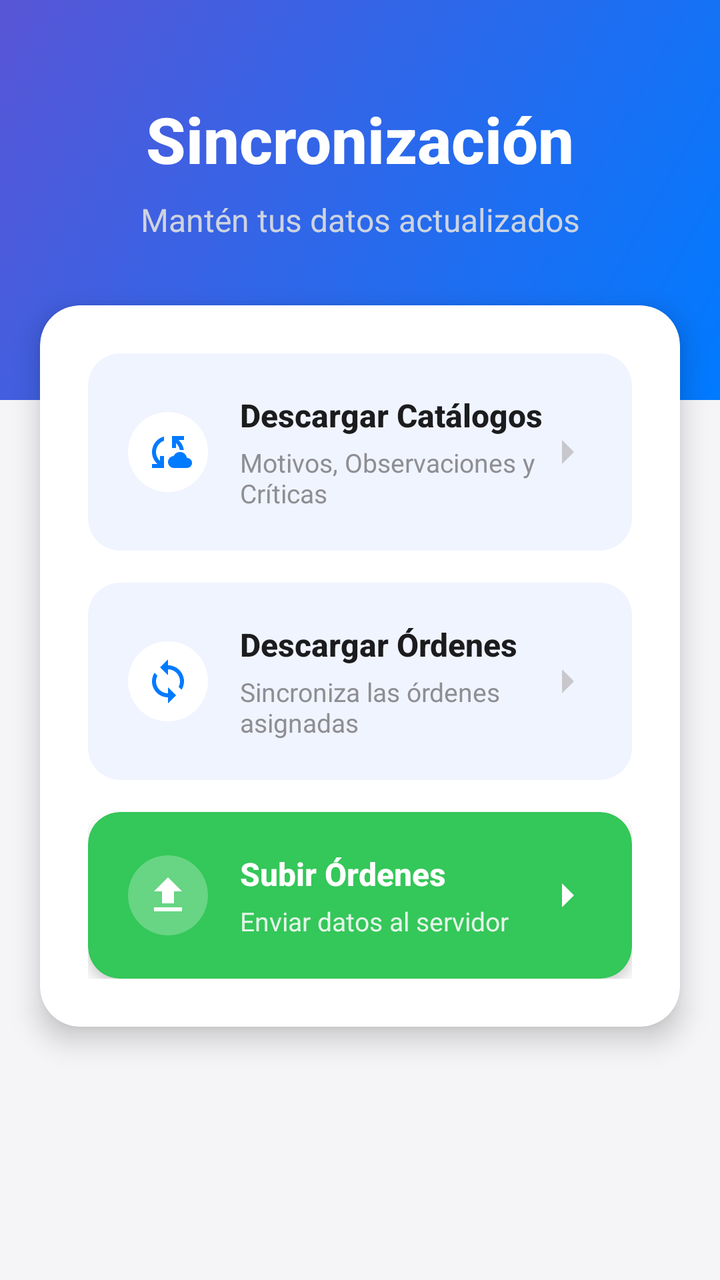
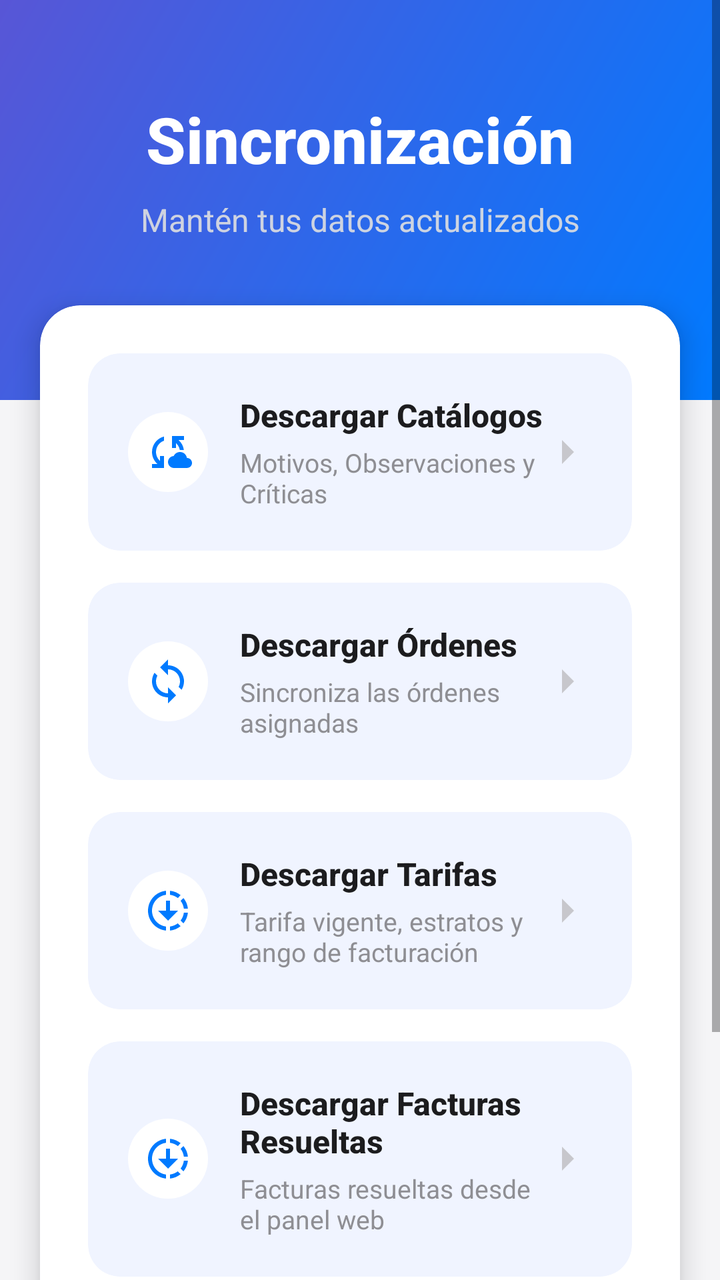

The first picture is an Android layout as it rendered before a commit; the second is the same layout after the commit. The layout source and the unified diff follow.
<!-- AndroidManifest.xml: application theme Theme.SystemApp -->
<!-- res/layout/fragment_sync.xml -->
<?xml version="1.0" encoding="utf-8"?>
<FrameLayout xmlns:android="http://schemas.android.com/apk/res/android"
    xmlns:tools="http://schemas.android.com/tools"
    xmlns:app="http://schemas.android.com/apk/res-auto"
    android:layout_width="match_parent"
    android:layout_height="match_parent"
    android:background="#F5F5F7"
    tools:context=".ui.sync.sync.fragment_sync">

    <ScrollView
        android:layout_width="match_parent"
        android:layout_height="match_parent"
        android:fillViewport="true">

        <androidx.constraintlayout.widget.ConstraintLayout
            android:layout_width="match_parent"
            android:layout_height="wrap_content"
            android:paddingBottom="32dp">

            
            <View
                android:id="@+id/header_background"
                android:layout_width="0dp"
                android:layout_height="200dp"
                android:background="@drawable/gradient_header"
                app:layout_constraintEnd_toEndOf="parent"
                app:layout_constraintStart_toStartOf="parent"
                app:layout_constraintTop_toTopOf="parent" />

            
            <TextView
                android:id="@+id/textViewTitle"
                android:layout_width="wrap_content"
                android:layout_height="wrap_content"
                android:layout_marginTop="48dp"
                android:text="Sincronización"
                android:textColor="#FFFFFF"
                android:textSize="32sp"
                android:textStyle="bold"
                android:fontFamily="sans-serif-medium"
                app:layout_constraintEnd_toEndOf="parent"
                app:layout_constraintStart_toStartOf="parent"
                app:layout_constraintTop_toTopOf="parent" />

            
            <TextView
                android:id="@+id/textViewSubtitle"
                android:layout_width="0dp"
                android:layout_height="wrap_content"
                android:layout_marginStart="32dp"
                android:layout_marginTop="8dp"
                android:layout_marginEnd="32dp"
                android:gravity="center"
                android:text="Mantén tus datos actualizados"
                android:textColor="#E0E0E0"
                android:textSize="16sp"
                android:alpha="0.9"
                app:layout_constraintEnd_toEndOf="parent"
                app:layout_constraintStart_toStartOf="parent"
                app:layout_constraintTop_toBottomOf="@+id/textViewTitle" />

            
            <androidx.cardview.widget.CardView
                android:id="@+id/cardContainer"
                android:layout_width="0dp"
                android:layout_height="wrap_content"
                android:layout_marginStart="20dp"
                android:layout_marginTop="32dp"
                android:layout_marginEnd="20dp"
                app:cardBackgroundColor="#FFFFFF"
                app:cardCornerRadius="20dp"
                app:cardElevation="8dp"
                app:layout_constraintEnd_toEndOf="parent"
                app:layout_constraintStart_toStartOf="parent"
                app:layout_constraintTop_toBottomOf="@+id/textViewSubtitle">

                <LinearLayout
                    android:layout_width="match_parent"
                    android:layout_height="wrap_content"
                    android:orientation="vertical"
                    android:padding="24dp">

                    
                    <com.google.android.material.card.MaterialCardView
                        android:id="@+id/card_sync_listas"
                        android:layout_width="match_parent"
                        android:layout_height="wrap_content"
                        app:cardBackgroundColor="#F0F4FF"
                        app:cardCornerRadius="16dp"
                        app:cardElevation="0dp"
                        app:strokeColor="#007AFF"
                        app:strokeWidth="0dp">

                        <LinearLayout
                            android:layout_width="match_parent"
                            android:layout_height="wrap_content"
                            android:orientation="horizontal"
                            android:padding="20dp"
                            android:gravity="center_vertical">

                            <ImageView
                                android:layout_width="40dp"
                                android:layout_height="40dp"
                                android:src="@drawable/ic_cloud_sync"
                                android:tint="#007AFF"
                                android:padding="8dp"
                                android:background="@drawable/icon_circle_background" />

                            <LinearLayout
                                android:layout_width="0dp"
                                android:layout_height="wrap_content"
                                android:layout_weight="1"
                                android:orientation="vertical"
                                android:layout_marginStart="16dp">

                                <TextView
                                    android:layout_width="wrap_content"
                                    android:layout_height="wrap_content"
                                    android:text="Descargar Catálogos"
                                    android:textColor="#1C1C1E"
                                    android:textSize="16sp"
                                    android:textStyle="bold"
                                    android:fontFamily="sans-serif-medium" />

                                <TextView
                                    android:layout_width="wrap_content"
                                    android:layout_height="wrap_content"
                                    android:layout_marginTop="4dp"
                                    android:text="Motivos, Observaciones y Críticas"
                                    android:textColor="#8E8E93"
                                    android:textSize="13sp" />
                            </LinearLayout>

                            <ImageView
                                android:layout_width="24dp"
                                android:layout_height="24dp"
                                android:src="@drawable/ic_chevron_right"
                                android:tint="#C7C7CC" />
                        </LinearLayout>
                    </com.google.android.material.card.MaterialCardView>

                    
                    <com.google.android.material.card.MaterialCardView
                        android:id="@+id/card_sync_ordenes"
                        android:layout_width="match_parent"
                        android:layout_height="wrap_content"
                        android:layout_marginTop="16dp"
                        app:cardBackgroundColor="#F0F4FF"
                        app:cardCornerRadius="16dp"
                        app:cardElevation="0dp">

                        <LinearLayout
                            android:layout_width="match_parent"
                            android:layout_height="wrap_content"
                            android:orientation="horizontal"
                            android:padding="20dp"
                            android:gravity="center_vertical">

                            <ImageView
                                android:layout_width="40dp"
                                android:layout_height="40dp"
                                android:src="@drawable/button_sync"
                                android:tint="#007AFF"
                                android:padding="8dp"
                                android:background="@drawable/icon_circle_background" />

                            <LinearLayout
                                android:layout_width="0dp"
                                android:layout_height="wrap_content"
                                android:layout_weight="1"
                                android:orientation="vertical"
                                android:layout_marginStart="16dp">

                                <TextView
                                    android:layout_width="wrap_content"
                                    android:layout_height="wrap_content"
                                    android:text="Descargar Órdenes"
                                    android:textColor="#1C1C1E"
                                    android:textSize="16sp"
                                    android:textStyle="bold"
                                    android:fontFamily="sans-serif-medium" />

                                <TextView
                                    android:layout_width="wrap_content"
                                    android:layout_height="wrap_content"
                                    android:layout_marginTop="4dp"
                                    android:text="Sincroniza las órdenes asignadas"
                                    android:textColor="#8E8E93"
                                    android:textSize="13sp" />
                            </LinearLayout>

                            <ImageView
                                android:layout_width="24dp"
                                android:layout_height="24dp"
                                android:src="@drawable/ic_chevron_right"
                                android:tint="#C7C7CC" />
                        </LinearLayout>
                    </com.google.android.material.card.MaterialCardView>

                    
                    <com.google.android.material.card.MaterialCardView
                        android:id="@+id/card_upload"
                        android:layout_width="match_parent"
                        android:layout_height="wrap_content"
                        android:layout_marginTop="16dp"
                        app:cardBackgroundColor="#34C759"
                        app:cardCornerRadius="16dp"
                        app:cardElevation="4dp">

                        <LinearLayout
                            android:layout_width="match_parent"
                            android:layout_height="wrap_content"
                            android:orientation="horizontal"
                            android:padding="20dp"
                            android:gravity="center_vertical">

                            <ImageView
                                android:layout_width="40dp"
                                android:layout_height="40dp"
                                android:src="@drawable/ic_upload"
                                android:tint="#FFFFFF"
                                android:padding="8dp"
                                android:background="@drawable/icon_circle_white" />

                            <LinearLayout
                                android:layout_width="0dp"
                                android:layout_height="wrap_content"
                                android:layout_weight="1"
                                android:orientation="vertical"
                                android:layout_marginStart="16dp">

                                <TextView
                                    android:layout_width="wrap_content"
                                    android:layout_height="wrap_content"
                                    android:text="Subir Órdenes"
                                    android:textColor="#FFFFFF"
                                    android:textSize="16sp"
                                    android:textStyle="bold"
                                    android:fontFamily="sans-serif-medium" />

                                <TextView
                                    android:layout_width="wrap_content"
                                    android:layout_height="wrap_content"
                                    android:layout_marginTop="4dp"
                                    android:text="Enviar datos al servidor"
                                    android:textColor="#E5F5E9"
                                    android:textSize="13sp" />
                            </LinearLayout>

                            <ImageView
                                android:layout_width="24dp"
                                android:layout_height="24dp"
                                android:src="@drawable/ic_chevron_right"
                                android:tint="#FFFFFF" />
                        </LinearLayout>
                    </com.google.android.material.card.MaterialCardView>

                </LinearLayout>
            </androidx.cardview.widget.CardView>

            
            <ProgressBar
                android:id="@+id/progresB_sync"
                android:layout_width="60dp"
                android:layout_height="60dp"
                android:layout_marginTop="24dp"
                android:indeterminateTint="#007AFF"
                android:visibility="gone"
                app:layout_constraintEnd_toEndOf="parent"
                app:layout_constraintStart_toStartOf="parent"
                app:layout_constraintTop_toBottomOf="@+id/cardContainer" />

            
            <TextView
                android:id="@+id/textViewStatus"
                android:layout_width="0dp"
                android:layout_height="wrap_content"
                android:layout_marginStart="32dp"
                android:layout_marginTop="12dp"
                android:layout_marginEnd="32dp"
                android:gravity="center"
                android:text="Sincronizando..."
                android:textColor="#8E8E93"
                android:textSize="14sp"
                android:visibility="gone"
                app:layout_constraintEnd_toEndOf="parent"
                app:layout_constraintStart_toStartOf="parent"
                app:layout_constraintTop_toBottomOf="@+id/progresB_sync" />

        </androidx.constraintlayout.widget.ConstraintLayout>
    </ScrollView>

    
    <View
        android:id="@+id/back_disabled"
        android:layout_width="match_parent"
        android:layout_height="match_parent"
        android:background="#B0000000"
        android:visibility="gone"
        android:clickable="true"
        android:focusable="true" />

</FrameLayout>
<!-- resources referenced by this layout -->
<resources>
  <!-- drawable button_sync (drawable) -->
  <vector android:height="24dp" android:tint="#FFFAFA"
      android:viewportHeight="24.0" android:viewportWidth="24.0"
      android:width="24dp" xmlns:android="http://schemas.android.com/apk/res/android">
      <path android:fillColor="#fff" android:pathData="M12,4L12,1L8,5l4,4L12,6c3.31,0 6,2.69 6,6 0,1.01 -0.25,1.97 -0.7,2.8l1.46,1.46C19.54,15.03 20,13.57 20,12c0,-4.42 -3.58,-8 -8,-8zM12,18c-3.31,0 -6,-2.69 -6,-6 0,-1.01 0.25,-1.97 0.7,-2.8L5.24,7.74C4.46,8.97 4,10.43 4,12c0,4.42 3.58,8 8,8v3l4,-4 -4,-4v3z"/>
  </vector>
  <!-- drawable gradient_header (drawable) -->
  <?xml version="1.0" encoding="utf-8"?>
  <shape xmlns:android="http://schemas.android.com/apk/res/android">
      <gradient
          android:angle="135"
          android:endColor="#5856D6"
          android:startColor="#007AFF"
          android:type="linear" />
  </shape>
  <!-- drawable ic_chevron_right (drawable) -->
  <vector xmlns:android="http://schemas.android.com/apk/res/android"
      android:width="24dp"
      android:height="24dp"
      android:viewportWidth="24"
      android:viewportHeight="24">
      <path
          android:fillColor="#000000"
          android:pathData="M9,6l6,6l-6,6" />
  </vector>
  <!-- drawable ic_upload (drawable) -->
  <vector android:height="24dp" android:tint="#ffffaa"
      android:viewportHeight="24" android:viewportWidth="24"
      android:width="24dp" xmlns:android="http://schemas.android.com/apk/res/android">
      <path android:fillColor="@android:color/white" android:pathData="M5,20h14v-2H5V20zM5,10h4v6h6v-6h4l-7,-7L5,10z"/>
  </vector>
  <!-- drawable icon_circle_background (drawable) -->
  <?xml version="1.0" encoding="utf-8"?>
  <shape xmlns:android="http://schemas.android.com/apk/res/android"
      android:shape="oval">
      <solid android:color="#FFFFFF" />
  </shape>
  <!-- drawable icon_circle_white (drawable) -->
  <?xml version="1.0" encoding="utf-8"?>
  <shape xmlns:android="http://schemas.android.com/apk/res/android"
      android:shape="oval">
      <solid android:color="#40FFFFFF" />
  </shape>
  <style name="Theme.SystemApp" parent="Theme.MaterialComponents.DayNight.DarkActionBar">
          
          <item name="colorPrimary">@color/purple_500</item>
          <item name="colorPrimaryVariant">@color/purple_700</item>
          <item name="colorOnPrimary">@color/white</item>
          
          <item name="colorSecondary">@color/teal_200</item>
          <item name="colorSecondaryVariant">@color/teal_700</item>
          <item name="colorOnSecondary">@color/black</item>
          
          <item name="android:statusBarColor">?attr/colorPrimaryVariant</item>
          
      </style>
  <color name="purple_500">#FF6200EE</color>
  <color name="purple_700">#FF3700B3</color>
  <color name="white">#FFFFFFFF</color>
  <color name="teal_200">#7FD3FA</color>
  <color name="teal_700">#FF018786</color>
  <color name="black">#FF000000</color>
  <!-- unchanged entries left out for length: 1 -->
</resources>

<!-- the commit's change to res/layout/fragment_sync.xml (unified diff, before → after) -->
@@ -199,6 +199,122 @@
 
                     
                     <com.google.android.material.card.MaterialCardView
+                        android:id="@+id/card_sync_tarifas"
+                        android:layout_width="match_parent"
+                        android:layout_height="wrap_content"
+                        android:layout_marginTop="16dp"
+                        app:cardBackgroundColor="#F0F4FF"
+                        app:cardCornerRadius="16dp"
+                        app:cardElevation="0dp">
+
+                        <LinearLayout
+                            android:layout_width="match_parent"
+                            android:layout_height="wrap_content"
+                            android:orientation="horizontal"
+                            android:padding="20dp"
+                            android:gravity="center_vertical">
+
+                            <ImageView
+                                android:layout_width="40dp"
+                                android:layout_height="40dp"
+                                android:src="@drawable/ic_downloading"
+                                android:tint="#007AFF"
+                                android:padding="8dp"
+                                android:background="@drawable/icon_circle_background" />
+
+                            <LinearLayout
+                                android:layout_width="0dp"
+                                android:layout_height="wrap_content"
+                                android:layout_weight="1"
+                                android:orientation="vertical"
+                                android:layout_marginStart="16dp">
+
+                                <TextView
+                                    android:layout_width="wrap_content"
+                                    android:layout_height="wrap_content"
+                                    android:text="Descargar Tarifas"
+                                    android:textColor="#1C1C1E"
+                                    android:textSize="16sp"
+                                    android:textStyle="bold"
+                                    android:fontFamily="sans-serif-medium" />
+
+                                <TextView
+                                    android:layout_width="wrap_content"
+                                    android:layout_height="wrap_content"
+                                    android:layout_marginTop="4dp"
+                                    android:text="Tarifa vigente, estratos y rango de facturación"
+                                    android:textColor="#8E8E93"
+                                    android:textSize="13sp" />
+                            </LinearLayout>
+
+                            <ImageView
+                                android:layout_width="24dp"
+                                android:layout_height="24dp"
+                                android:src="@drawable/ic_chevron_right"
+                                android:tint="#C7C7CC" />
+                        </LinearLayout>
+                    </com.google.android.material.card.MaterialCardView>
+
+                    
+                    <com.google.android.material.card.MaterialCardView
+                        android:id="@+id/card_sync_facturas_resueltas"
+                        android:layout_width="match_parent"
+                        android:layout_height="wrap_content"
+                        android:layout_marginTop="16dp"
+                        app:cardBackgroundColor="#F0F4FF"
+                        app:cardCornerRadius="16dp"
+                        app:cardElevation="0dp">
+
+                        <LinearLayout
+                            android:layout_width="match_parent"
+                            android:layout_height="wrap_content"
+                            android:orientation="horizontal"
+                            android:padding="20dp"
+                            android:gravity="center_vertical">
+
+                            <ImageView
+                                android:layout_width="40dp"
+                                android:layout_height="40dp"
+                                android:src="@drawable/ic_downloading"
+                                android:tint="#007AFF"
+                                android:padding="8dp"
+                                android:background="@drawable/icon_circle_background" />
+
+                            <LinearLayout
+                                android:layout_width="0dp"
+                                android:layout_height="wrap_content"
+                                android:layout_weight="1"
+                                android:orientation="vertical"
+                                android:layout_marginStart="16dp">
+
+                                <TextView
+                                    android:layout_width="wrap_content"
+                                    android:layout_height="wrap_content"
+                                    android:text="Descargar Facturas Resueltas"
+                                    android:textColor="#1C1C1E"
+                                    android:textSize="16sp"
+                                    android:textStyle="bold"
+                                    android:fontFamily="sans-serif-medium" />
+
+                                <TextView
+                                    android:layout_width="wrap_content"
+                                    android:layout_height="wrap_content"
+                                    android:layout_marginTop="4dp"
+                                    android:text="Facturas resueltas desde el panel web"
+                                    android:textColor="#8E8E93"
+                                    android:textSize="13sp" />
+                            </LinearLayout>
+
+                            <ImageView
+                                android:layout_width="24dp"
+                                android:layout_height="24dp"
+                                android:src="@drawable/ic_chevron_right"
+                                android:tint="#C7C7CC" />
+                        </LinearLayout>
+                    </com.google.android.material.card.MaterialCardView>
+
+                    
+                    <com.google.android.material.card.MaterialCardView
                         android:id="@+id/card_upload"
                         android:layout_width="match_parent"
                         android:layout_height="wrap_content"
<!-- resource entries referenced after the edit -->
@@ -24,6 +24,12 @@
       <path
           android:fillColor="#000000"
           android:pathData="M9,6l6,6l-6,6" />
+  </vector>
+  <!-- drawable ic_downloading (drawable) -->
+  <vector android:height="24dp" android:tint="#1026B5"
+      android:viewportHeight="24" android:viewportWidth="24"
+      android:width="24dp" xmlns:android="http://schemas.android.com/apk/res/android">
+      <path android:fillColor="@android:color/white" android:pathData="M18.32,4.26C16.84,3.05 15.01,2.25 13,2.05v2.02c1.46,0.18 2.79,0.76 3.9,1.62L18.32,4.26zM19.93,11h2.02c-0.2,-2.01 -1,-3.84 -2.21,-5.32L18.31,7.1C19.17,8.21 19.75,9.54 19.93,11zM18.31,16.9l1.43,1.43c1.21,-1.48 2.01,-3.32 2.21,-5.32h-2.02C19.75,14.46 19.17,15.79 18.31,16.9zM13,19.93v2.02c2.01,-0.2 3.84,-1 5.32,-2.21l-1.43,-1.43C15.79,19.17 14.46,19.75 13,19.93zM13,12V7h-2v5H7l5,5l5,-5H13zM11,19.93v2.02c-5.05,-0.5 -9,-4.76 -9,-9.95s3.95,-9.45 9,-9.95v2.02C7.05,4.56 4,7.92 4,12S7.05,19.44 11,19.93z"/>
   </vector>
   <!-- drawable ic_upload (drawable) -->
   <vector android:height="24dp" android:tint="#ffffaa"
